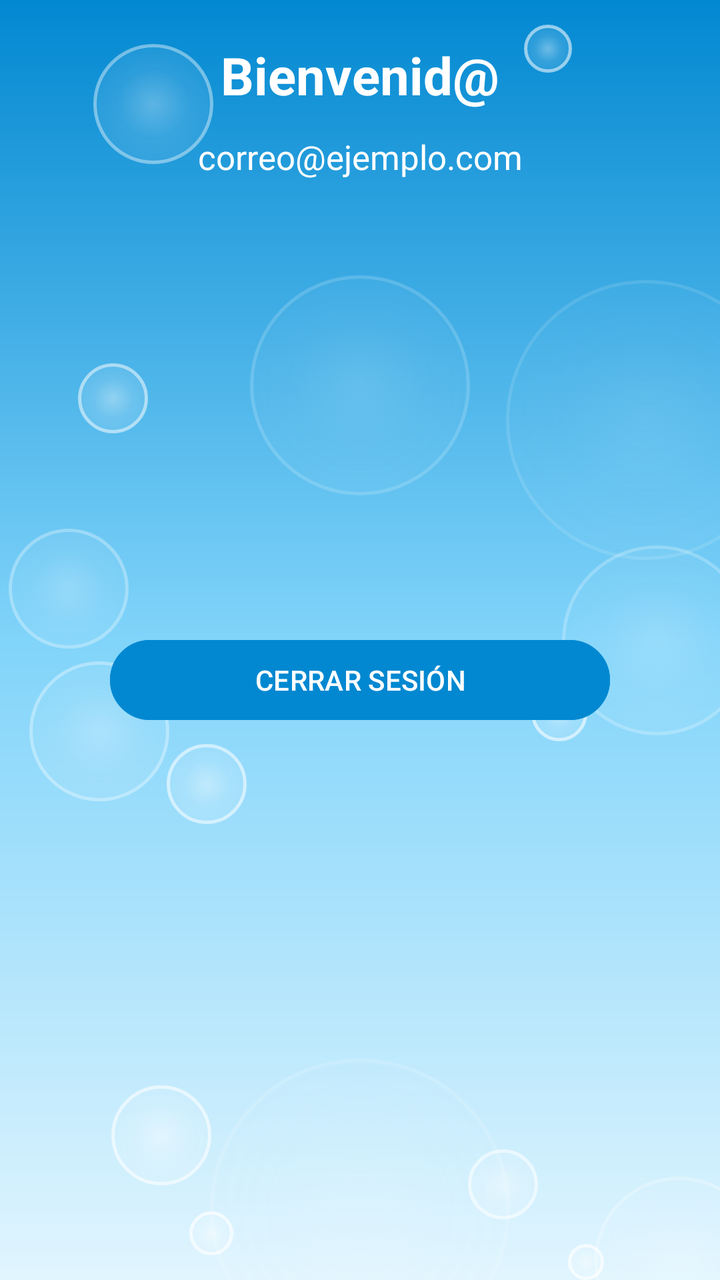
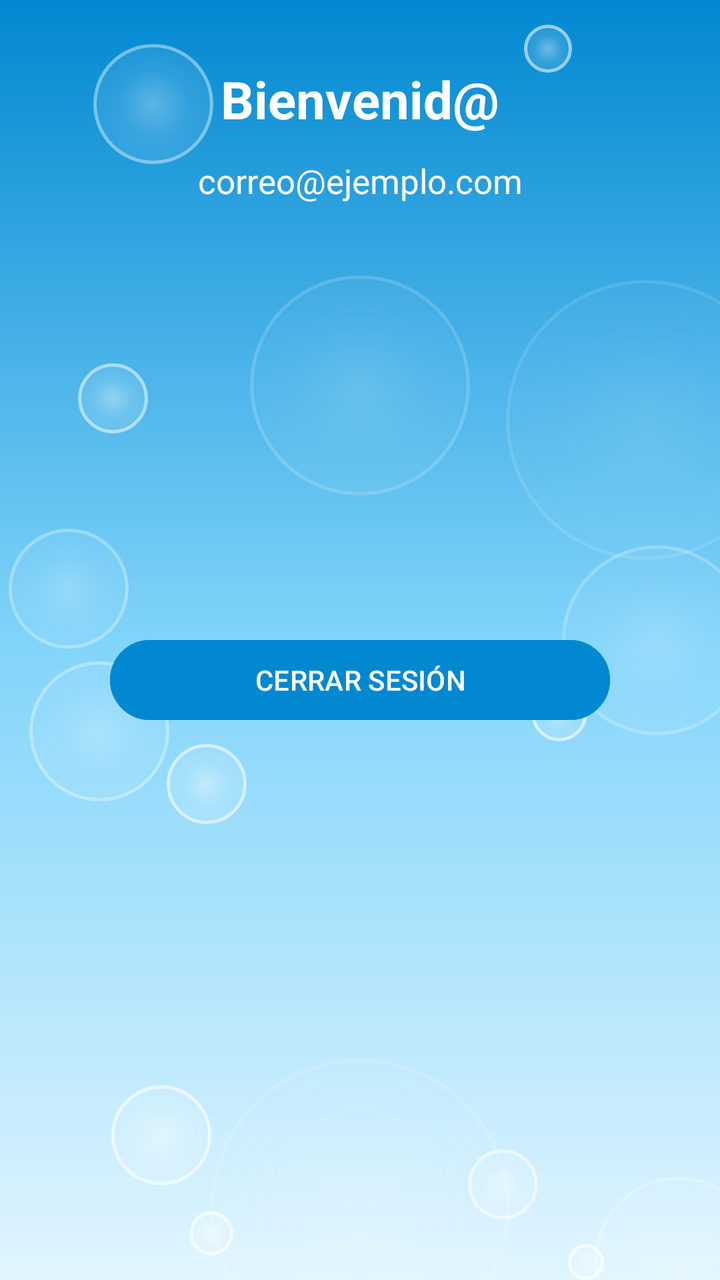

The first picture is an Android layout as it rendered before a commit; the second is the same layout after the commit. The layout source and the unified diff follow.
<!-- AndroidManifest.xml: application theme Theme.BlueFinder -->
<!-- res/layout/activity_app.xml -->
<?xml version="1.0" encoding="utf-8"?>
<androidx.constraintlayout.widget.ConstraintLayout xmlns:android="http://schemas.android.com/apk/res/android"
    xmlns:tools="http://schemas.android.com/tools"
    android:layout_width="match_parent"
    android:layout_height="match_parent"
    xmlns:app="http://schemas.android.com/apk/res-auto"
    android:background="@drawable/fondo_agua">

    

    <View
        android:layout_width="60dp"
        android:layout_height="60dp"
        android:alpha="0.45"
        android:background="@drawable/burbuja"
        app:layout_constraintBottom_toBottomOf="parent"
        app:layout_constraintEnd_toEndOf="parent"
        app:layout_constraintHorizontal_bias="0.014"
        app:layout_constraintStart_toStartOf="parent"
        app:layout_constraintTop_toTopOf="parent"
        app:layout_constraintVertical_bias="0.456" />

    <View
        android:layout_width="95dp"
        android:layout_height="95dp"
        android:alpha="0.35"
        android:background="@drawable/burbuja"
        app:layout_constraintBottom_toBottomOf="parent"
        app:layout_constraintEnd_toEndOf="parent"
        app:layout_constraintHorizontal_bias="1.06"
        app:layout_constraintStart_toStartOf="parent"
        app:layout_constraintTop_toTopOf="parent"
        app:layout_constraintVertical_bias="-0.08"/>

    <View
        android:layout_width="24dp"
        android:layout_height="24dp"
        android:alpha="0.80"
        android:background="@drawable/burbuja"
        app:layout_constraintBottom_toBottomOf="parent"
        app:layout_constraintEnd_toEndOf="parent"
        app:layout_constraintHorizontal_bias="0.78"
        app:layout_constraintStart_toStartOf="parent"
        app:layout_constraintTop_toTopOf="parent"
        app:layout_constraintVertical_bias="0.02"/>

    

    <View
        android:layout_width="110dp"
        android:layout_height="110dp"
        android:alpha="0.25"
        android:background="@drawable/burbuja"
        app:layout_constraintBottom_toBottomOf="parent"
        app:layout_constraintEnd_toEndOf="parent"
        app:layout_constraintHorizontal_bias="-0.15"
        app:layout_constraintStart_toStartOf="parent"
        app:layout_constraintTop_toTopOf="parent"
        app:layout_constraintVertical_bias="0.26"/>

    <View
        android:layout_width="35dp"
        android:layout_height="35dp"
        android:alpha="0.75"
        android:background="@drawable/burbuja"
        app:layout_constraintBottom_toBottomOf="parent"
        app:layout_constraintEnd_toEndOf="parent"
        app:layout_constraintHorizontal_bias="0.12"
        app:layout_constraintStart_toStartOf="parent"
        app:layout_constraintTop_toTopOf="parent"
        app:layout_constraintVertical_bias="0.30"/>

    <View
        android:layout_width="140dp"
        android:layout_height="140dp"
        android:alpha="0.18"
        android:background="@drawable/burbuja"
        app:layout_constraintBottom_toBottomOf="parent"
        app:layout_constraintEnd_toEndOf="parent"
        app:layout_constraintHorizontal_bias="1.15"
        app:layout_constraintStart_toStartOf="parent"
        app:layout_constraintTop_toTopOf="parent"
        app:layout_constraintVertical_bias="0.28"/>

    

    <View
        android:layout_width="60dp"
        android:layout_height="60dp"
        android:alpha="0.60"
        android:background="@drawable/burbuja"
        app:layout_constraintBottom_toBottomOf="parent"
        app:layout_constraintEnd_toEndOf="parent"
        app:layout_constraintHorizontal_bias="0.156"
        app:layout_constraintStart_toStartOf="parent"
        app:layout_constraintTop_toTopOf="parent"
        app:layout_constraintVertical_bias="0.038" />

    <View
        android:layout_width="70dp"
        android:layout_height="70dp"
        android:alpha="0.50"
        android:background="@drawable/burbuja"
        app:layout_constraintBottom_toBottomOf="parent"
        app:layout_constraintEnd_toEndOf="parent"
        app:layout_constraintHorizontal_bias="0.05"
        app:layout_constraintStart_toStartOf="parent"
        app:layout_constraintTop_toTopOf="parent"
        app:layout_constraintVertical_bias="0.58"/>

    <View
        android:layout_width="40dp"
        android:layout_height="40dp"
        android:alpha="0.80"
        android:background="@drawable/burbuja"
        app:layout_constraintBottom_toBottomOf="parent"
        app:layout_constraintEnd_toEndOf="parent"
        app:layout_constraintHorizontal_bias="0.26"
        app:layout_constraintStart_toStartOf="parent"
        app:layout_constraintTop_toTopOf="parent"
        app:layout_constraintVertical_bias="0.62"/>

    <View
        android:layout_width="28dp"
        android:layout_height="28dp"
        android:alpha="0.85"
        android:background="@drawable/burbuja"
        app:layout_constraintBottom_toBottomOf="parent"
        app:layout_constraintEnd_toEndOf="parent"
        app:layout_constraintHorizontal_bias="0.80"
        app:layout_constraintStart_toStartOf="parent"
        app:layout_constraintTop_toTopOf="parent"
        app:layout_constraintVertical_bias="0.56"/>

    

    <View
        android:layout_width="150dp"
        android:layout_height="150dp"
        android:alpha="0.22"
        android:background="@drawable/burbuja"
        app:layout_constraintBottom_toBottomOf="parent"
        app:layout_constraintEnd_toEndOf="parent"
        app:layout_constraintHorizontal_bias="-0.10"
        app:layout_constraintStart_toStartOf="parent"
        app:layout_constraintTop_toTopOf="parent"
        app:layout_constraintVertical_bias="1.08"/>

    <View
        android:layout_width="85dp"
        android:layout_height="85dp"
        android:alpha="0.40"
        android:background="@drawable/burbuja"
        app:layout_constraintBottom_toBottomOf="parent"
        app:layout_constraintEnd_toEndOf="parent"
        app:layout_constraintHorizontal_bias="1.08"
        app:layout_constraintStart_toStartOf="parent"
        app:layout_constraintTop_toTopOf="parent"
        app:layout_constraintVertical_bias="1.06"/>

    <View
        android:layout_width="50dp"
        android:layout_height="50dp"
        android:alpha="0.85"
        android:background="@drawable/burbuja"
        app:layout_constraintBottom_toBottomOf="parent"
        app:layout_constraintEnd_toEndOf="parent"
        app:layout_constraintHorizontal_bias="0.18"
        app:layout_constraintStart_toStartOf="parent"
        app:layout_constraintTop_toTopOf="parent"
        app:layout_constraintVertical_bias="0.92"/>

    <View
        android:layout_width="22dp"
        android:layout_height="22dp"
        android:alpha="0.95"
        android:background="@drawable/burbuja"
        app:layout_constraintBottom_toBottomOf="parent"
        app:layout_constraintEnd_toEndOf="parent"
        app:layout_constraintHorizontal_bias="0.28"
        app:layout_constraintStart_toStartOf="parent"
        app:layout_constraintTop_toTopOf="parent"
        app:layout_constraintVertical_bias="0.98"/>

    <View
        android:layout_width="35dp"
        android:layout_height="35dp"
        android:alpha="0.80"
        android:background="@drawable/burbuja"
        app:layout_constraintBottom_toBottomOf="parent"
        app:layout_constraintEnd_toEndOf="parent"
        app:layout_constraintHorizontal_bias="0.72"
        app:layout_constraintStart_toStartOf="parent"
        app:layout_constraintTop_toTopOf="parent"
        app:layout_constraintVertical_bias="0.95"/>

    <View
        android:layout_width="18dp"
        android:layout_height="18dp"
        android:alpha="0.95"
        android:background="@drawable/burbuja"
        app:layout_constraintBottom_toBottomOf="parent"
        app:layout_constraintEnd_toEndOf="parent"
        app:layout_constraintHorizontal_bias="0.83"
        app:layout_constraintStart_toStartOf="parent"
        app:layout_constraintTop_toTopOf="parent"
        app:layout_constraintVertical_bias="1.00"/>

    <TextView
        android:id="@+id/textView"
        android:layout_width="wrap_content"
        android:layout_height="wrap_content"
        android:layout_marginTop="20dp"
        android:text="Bienvenid@"
        android:textColor="#FFFFFF"
        android:textSize="26sp"
        android:textStyle="bold"
        app:layout_constraintTop_toTopOf="parent"
        app:layout_constraintStart_toStartOf="parent"
        app:layout_constraintEnd_toEndOf="parent" />

    <TextView
        android:id="@+id/txtEmail"
        android:layout_width="wrap_content"
        android:layout_height="wrap_content"
        android:text="correo@ejemplo.com"
        android:textColor="#FFFFFF"
        android:textSize="17sp"
        app:layout_constraintTop_toBottomOf="@id/textView"
        app:layout_constraintStart_toStartOf="parent"
        app:layout_constraintEnd_toEndOf="parent"
        android:layout_marginTop="12dp" />

    <com.google.android.material.button.MaterialButton
        android:id="@+id/btnCerrarSesion"
        android:layout_width="250dp"
        android:layout_height="wrap_content"
        android:layout_marginTop="40dp"
        android:text="CERRAR SESIÓN"
        android:textColor="#FFFFFF"
        app:backgroundTint="#0288D1"
        app:layout_constraintBottom_toBottomOf="parent"
        app:layout_constraintEnd_toEndOf="parent"
        app:layout_constraintStart_toStartOf="parent"
        app:layout_constraintTop_toTopOf="parent"
        app:strokeColor="#0288D1"
        app:strokeWidth="2dp" />
</androidx.constraintlayout.widget.ConstraintLayout>
<!-- resources referenced by this layout -->
<resources>
  <!-- drawable burbuja (drawable) -->
  <?xml version="1.0" encoding="utf-8"?>
  <shape xmlns:android="http://schemas.android.com/apk/res/android"
      android:shape="oval">
  
      
      <stroke
          android:width="1.5dp"
          android:color="#B3FFFFFF" />
  
      
      <gradient
          android:type="radial"
          android:gradientRadius="60%"
          android:startColor="#80FFFFFF"
          android:centerColor="#33FFFFFF"
          android:endColor="#1AFFFFFF"/>
  
  </shape>
  <!-- drawable fondo_agua (drawable) -->
  <?xml version="1.0" encoding="utf-8"?>
  <shape xmlns:android="http://schemas.android.com/apk/res/android">
  
      <gradient
          android:angle="90"
          android:startColor="#E1F5FE"
          android:centerColor="#81D4FA"
          android:endColor="#0288D1"/>
  
  </shape>
  <style name="Theme.BlueFinder" parent="Base.Theme.BlueFinder" />
  <style name="Base.Theme.BlueFinder" parent="Theme.Material3.DayNight.NoActionBar">
          
          
      </style>
</resources>

<!-- the commit's change to res/layout/activity_app.xml (unified diff, before → after) -->
@@ -210,7 +210,7 @@
         android:id="@+id/textView"
         android:layout_width="wrap_content"
         android:layout_height="wrap_content"
-        android:layout_marginTop="20dp"
+        android:layout_marginTop="32dp"
         android:text="Bienvenid@"
         android:textColor="#FFFFFF"
         android:textSize="26sp"
